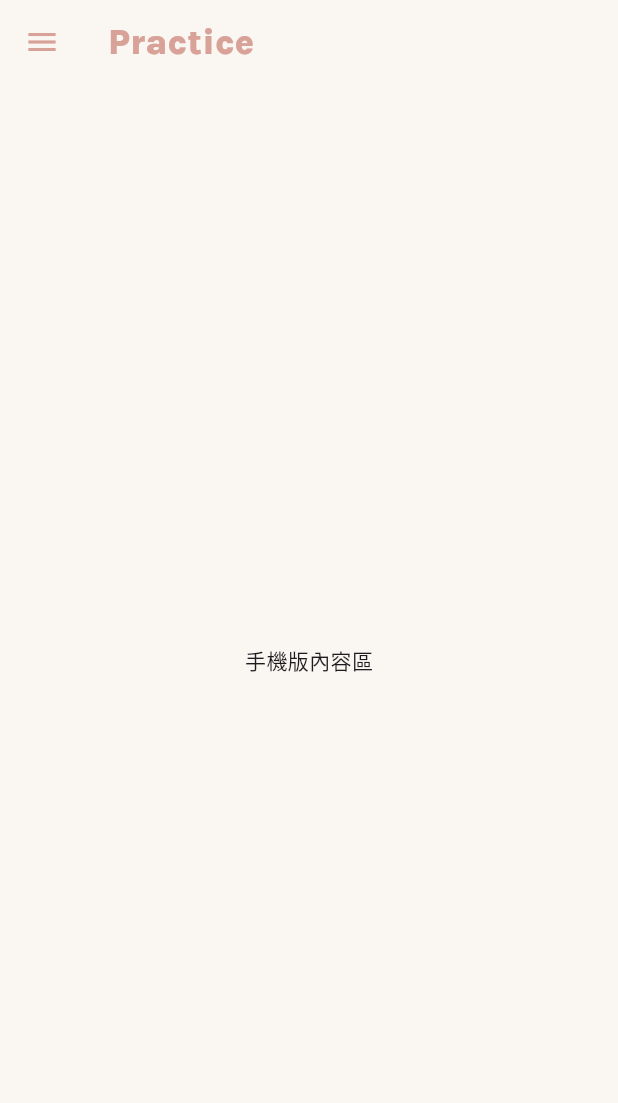
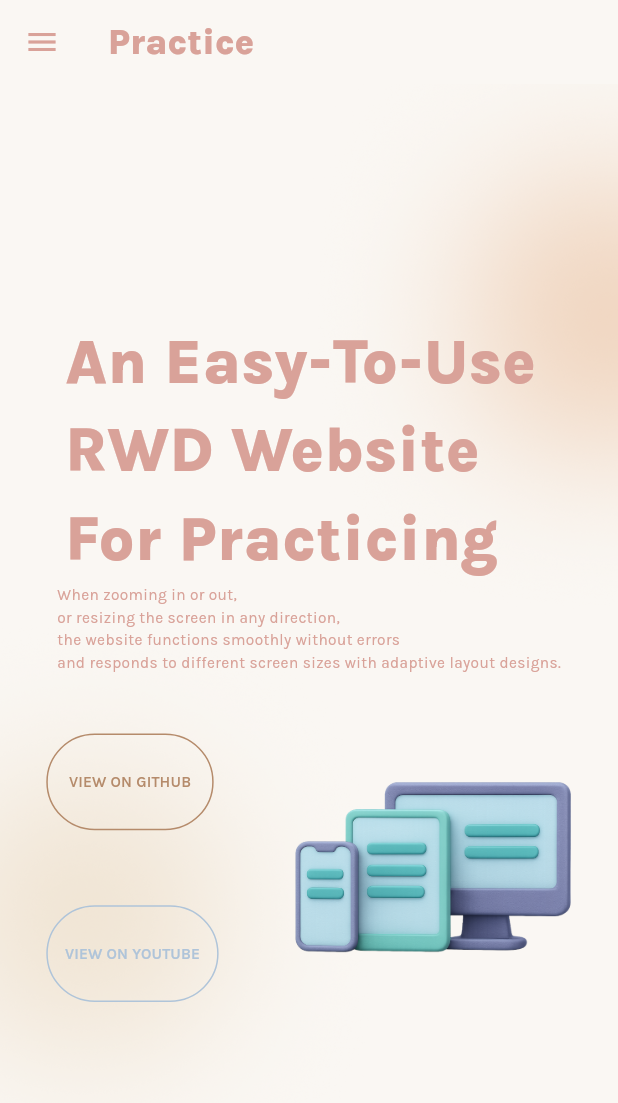
Before and after one commit to 110213018/rwd-website, a Flutter app: the screen it shows after launch, on a phone screen of 412 x 824 dp. Shown: the top 1103 px of the screen. Run offline on Flutter 3.47's test engine with Material 3 defaults, Android fonts, the phone set to English and light mode, and no system bars; missing offline and left inert: dart:ffi.

Commit message:
phone screen

```diff
--- a/lib/presentation/home_screen/home_screen.dart
+++ b/lib/presentation/home_screen/home_screen.dart
@@ -518,7 +518,118 @@ class _HomeScreenState extends State<HomeScreen>{        // _ 代表「這個類
         width: double.infinity,
         height: double.infinity,
         color: const Color(0xFFFAF7F3),
-        child: const Center(child: Text('手機版內容區')),
+        child: Stack(
+          clipBehavior: Clip.none,
+          children: [
+            Positioned(
+              bottom: screenWidth/50,
+              left: -150,
+              child: Image.asset(
+                'assets/images/ellipse_light.png',
+                width: screenWidth,
+                // height: screenHeight * 0.6, // 因為這個，畫面上下縮放的時候，會出現白帶
+                fit: BoxFit.cover,
+              ),
+            ),
+            Positioned(
+              top: -(screenWidth/8),
+              right: -200,
+              child: Image.asset(
+                'assets/images/ellipse_dark.png',
+                width: screenWidth,
+                // height: screenHeight * 0.6,
+                fit: BoxFit.cover,
+              ),
+            ),
+            Center(
+              child: SingleChildScrollView(
+                child: Column(
+                  mainAxisAlignment: MainAxisAlignment.start, // 兩側對齊
+                  children: [
+                    Row(
+                      mainAxisAlignment: MainAxisAlignment.center, //中間對齊
+                      children: [
+                        Text(
+                          'An Easy-To-Use \nRWD Website\nFor Practicing',
+                          style: TextStyle(
+                            fontFamily: 'Karla',
+                            fontSize: screenWidth / 10,
+                            fontWeight: FontWeight.w800,
+                            color: Color(0xFFD9A299),
+                          ),
+                        ),
+                        SizedBox(height: 10),
+                      ],
+                    ),
+                    Row(
+                      mainAxisAlignment: MainAxisAlignment.center, //中間對齊
+                      children: [
+                        Text(
+                          'When zooming in or out,\nor resizing the screen in any direction,\nthe website functions smoothly without errors\nand responds to different screen sizes with adaptive layout designs.',
+                          style: TextStyle(
+                            fontFamily: 'Karla',
+                            fontSize: screenWidth / 40,
+                            fontWeight: FontWeight.w400,
+                            color: Color(0xFFD9A299),
+                          ),
+                        ),
+                      ],
+                    ),
+                    SizedBox(height: 40),
+                    Row(
+                      mainAxisAlignment: MainAxisAlignment.center,
+                      children: [
+                        Column(
+                          crossAxisAlignment: CrossAxisAlignment.start, // 文字靠左對齊
+                          children: [
+                            HoverButton(
+                              text: ' VIEW ON GITHUB ',
+                              hoverBg: const Color(0xFFB58B6B),
+                              normalBg: Colors.transparent,
+                              hoverText: Colors.white,
+                              normalText: const Color(0xFFB58B6B),
+                              borderColor: const Color(0xFFB58B6B),
+                              onPressed: () {},
+                              fontSize: screenWidth / 40,
+                              horizontalPadding: screenWidth * 0.03,
+                              verticalPadding: screenHeight * 0.03,
+                            ),
+                            SizedBox(height: 50),
+                            HoverButton(
+                              text: 'VIEW ON YOUTUBE',
+                              hoverBg: const Color(0xFFAFC4D9),
+                              normalBg: Colors.transparent,
+                              hoverText: Colors.white,
+                              normalText: const Color(0xFFAFC4D9),
+                              borderColor: const Color(0xFFAFC4D9),
+                              onPressed: () {},
+                              fontSize: screenWidth / 40,
+                              horizontalPadding: screenWidth * 0.03,
+                              verticalPadding: screenHeight * 0.03,
+                            ),
+                          ],
+                        ),
+                        SizedBox(width: 50),
+                        Flexible(
+                        // fit: FlexFit.loose,
+                        child: ConstrainedBox(
+                          constraints: BoxConstraints(
+                            maxWidth: screenWidth * 0.45,
+                          ),
+                          child: Image.asset(
+                            'assets/images/rwd.png',
+                            fit: BoxFit.contain,
+                          ),
+                        ),
+                      ),
+                      ],
+                    ),
+                  ],
+                ),
+              ),
+            ),
+          ],
+        ),
       ),
     );
   }
```
